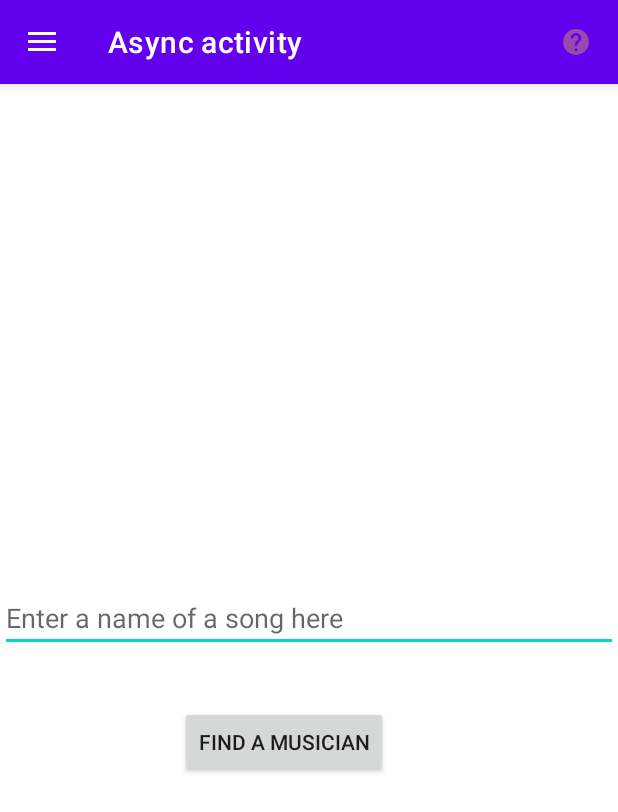
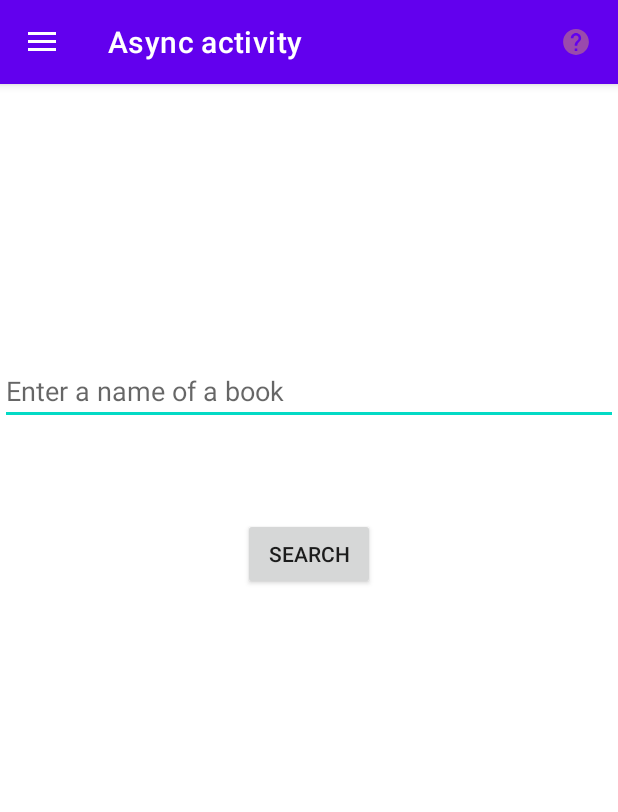
Before and after one commit to ireneMel/MyApp2, an Android app: the AsyncTaskLoaderActivity screen opened directly, with no data from a screen before it, on a phone screen of 412 x 824 dp. Shown: the top 812 px of the screen. Run offline under Robolectric (Android 15) with nearby library versions, the phone set to English and light mode, and no system bars.

Commit message:
edited async task

```diff
--- a/app/src/main/java/com/example/myapp2/async/AsyncTaskLoaderActivity.java
+++ b/app/src/main/java/com/example/myapp2/async/AsyncTaskLoaderActivity.java
@@ -40,6 +40,7 @@ public class AsyncTaskLoaderActivity extends BaseActivity implements LoaderManag
         binding = ActivityAsyncTaskLoaderBinding.inflate(getLayoutInflater());
         super.onCreate(savedInstanceState);
 
+        binding.progressBar.setVisibility(View.GONE);
         if (getSupportLoaderManager().getLoader(0) != null)
             getSupportLoaderManager().initLoader(0, null, this);
     }
@@ -62,10 +63,11 @@ public class AsyncTaskLoaderActivity extends BaseActivity implements LoaderManag
             Bundle queryBundle = new Bundle();
             queryBundle.putString("query", query);
             getSupportLoaderManager().restartLoader(0, queryBundle, this);
-
+            binding.progressBar.setVisibility(View.VISIBLE);
             binding.authorText.setText("");
             binding.titleText.setText("loading");
         } else {
+            binding.progressBar.setVisibility(View.GONE);
             if (query.length() == 0) {
                 binding.authorText.setText("");
                 binding.titleText.setText("Your query has no results");
@@ -89,52 +91,41 @@ public class AsyncTaskLoaderActivity extends BaseActivity implements LoaderManag
 
     @Override
     public void onLoadFinished(@NonNull Loader<String> loader, String data) {
+        binding.progressBar.setVisibility(View.GONE);
         try {
-            // Convert the response into a JSON object.
             JSONObject jsonObject = new JSONObject(data);
-            // Get the JSONArray of book items.
             JSONArray itemsArray = jsonObject.getJSONArray("items");
 
-            // Initialize iterator and results fields.
             int i = 0;
             String title = null;
             String authors = null;
 
-            // Look for results in the items array, exiting when both the
-            // title and author are found or when all items have been checked.
+
             while (i < itemsArray.length() &&
                     (authors == null && title == null)) {
                 // Get the current item information.
                 JSONObject book = itemsArray.getJSONObject(i);
                 JSONObject volumeInfo = book.getJSONObject("volumeInfo");
 
-                // Try to get the author and title from the current item,
-                // catch if either field is empty and move on.
                 try {
                     title = volumeInfo.getString("title");
                     authors = volumeInfo.getString("authors");
                 } catch (JSONException e) {
                     e.printStackTrace();
                 }
-
-                // Move to the next item.
                 i++;
             }
 
-            // If both are found, display the result.
+
             if (title != null && authors != null) {
                 binding.titleText.setText(title);
                 binding.authorText.setText(authors);
-                //mBookInput.setText("");
             } else {
-                // If none are found, update the UI to show failed results.
                 binding.titleText.setText(R.string.no_results);
                 binding.authorText.setText("");
             }
 
         } catch (Exception e) {
-            // If onPostExecute does not receive a proper JSON string,
-            // update the UI to show failed results.
             binding.titleText.setText(R.string.no_results);
             binding.authorText.setText("");
             e.printStackTrace();
--- a/app/src/main/res/layout/activity_async_task_loader.xml
+++ b/app/src/main/res/layout/activity_async_task_loader.xml
@@ -10,9 +10,22 @@
         android:id="@+id/songInput"
         android:layout_width="match_parent"
         android:layout_height="wrap_content"
-        android:hint="Enter a name of a song here"
+        android:hint="@string/hint_async"
+        android:height="50dp"
         android:inputType="text"
         app:layout_constraintBottom_toBottomOf="parent"
+        app:layout_constraintEnd_toEndOf="parent"
+        app:layout_constraintHorizontal_bias="1.0"
+        app:layout_constraintStart_toStartOf="parent"
+        app:layout_constraintTop_toTopOf="parent"
+        app:layout_constraintVertical_bias="0.306" />
+
+    <ProgressBar
+        android:id="@+id/progressBar"
+        style="?android:attr/progressBarStyle"
+        android:layout_width="wrap_content"
+        android:layout_height="wrap_content"
+        android:layout_marginTop="412dp"
         app:layout_constraintEnd_toEndOf="parent"
         app:layout_constraintStart_toStartOf="parent"
         app:layout_constraintTop_toTopOf="parent" />
@@ -21,20 +34,22 @@
         android:id="@+id/searchButton"
         android:layout_width="wrap_content"
         android:layout_height="wrap_content"
-        android:layout_marginStart="120dp"
-        android:layout_marginTop="36dp"
         android:onClick="searchBooks"
-        android:text="find a musician"
+        android:text="@string/search"
+        app:layout_constraintBottom_toBottomOf="parent"
+        app:layout_constraintEnd_toEndOf="parent"
         app:layout_constraintStart_toStartOf="parent"
-        app:layout_constraintTop_toBottomOf="@+id/songInput" />
+        app:layout_constraintTop_toTopOf="parent"
+        app:layout_constraintVertical_bias="0.445" />
 
     <TextView
         android:id="@+id/titleText"
         android:layout_width="wrap_content"
         android:layout_height="wrap_content"
-        android:layout_marginTop="16dp"
-        android:textAppearance=
-            "@style/TextAppearance.AppCompat.Headline"
+        android:layout_marginTop="156dp"
+        android:textAppearance="@style/TextAppearance.AppCompat.Headline"
+        app:layout_constraintEnd_toEndOf="parent"
+        app:layout_constraintHorizontal_bias="0.498"
         app:layout_constraintStart_toStartOf="parent"
         app:layout_constraintTop_toBottomOf="@+id/searchButton" />
 
@@ -42,10 +57,11 @@
         android:id="@+id/authorText"
         android:layout_width="wrap_content"
         android:layout_height="wrap_content"
-        android:layout_marginTop="8dp"
-        android:textAppearance=
-            "@style/TextAppearance.AppCompat.Headline"
+        android:layout_marginTop="48dp"
+        android:textAppearance="@style/TextAppearance.AppCompat.Headline"
+        app:layout_constraintEnd_toEndOf="parent"
+        app:layout_constraintHorizontal_bias="0.498"
         app:layout_constraintStart_toStartOf="parent"
-        app:layout_constraintTop_toBottomOf="@+id/titleText"/>
+        app:layout_constraintTop_toBottomOf="@+id/titleText" />
 
 </androidx.constraintlayout.widget.ConstraintLayout>
--- a/app/src/main/res/values/strings.xml
+++ b/app/src/main/res/values/strings.xml
@@ -20,4 +20,6 @@
     <string name="no_results">No results</string>
     <string name="author_email">iryna2.melnyk@ukma.edu.ua</string>
     <string name="title_activity_nav">NavActivity</string>
+    <string name="search">search</string>
+    <string name="hint_async">Enter a name of a book</string>
 </resources>
```
Also changed, not shown: app/src/main/java/com/example/myapp2/async/Loader.java (line endings or trailing spaces), app/src/main/java/com/example/myapp2/async/NetworkUtils.java (line endings or trailing spaces).
